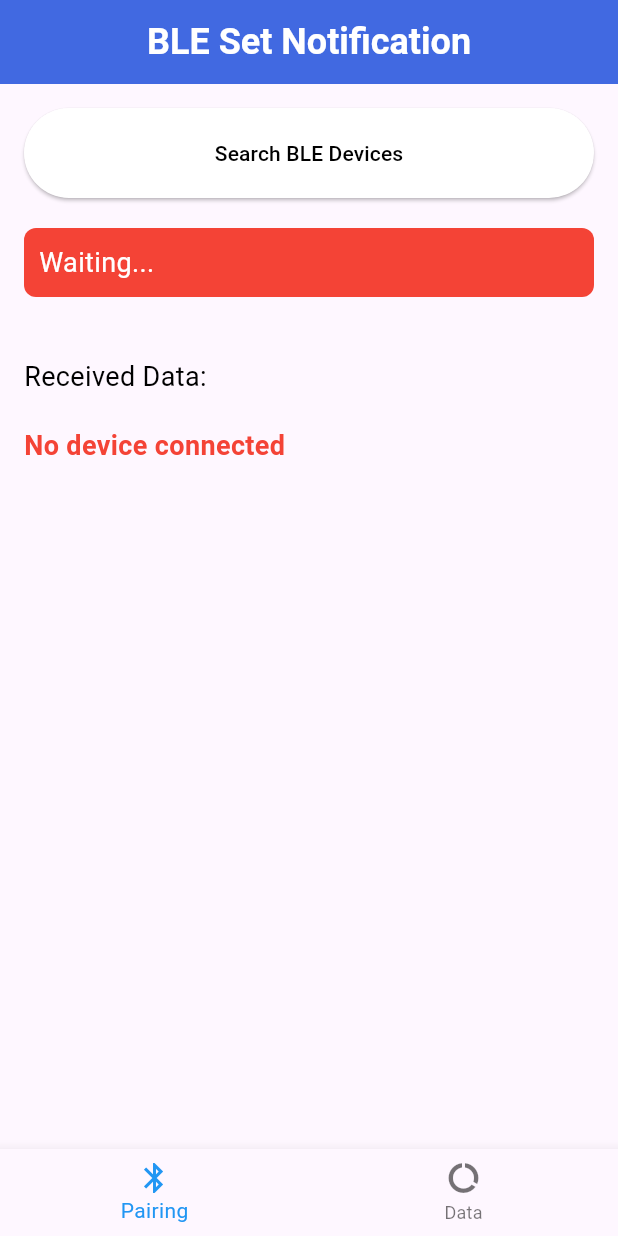
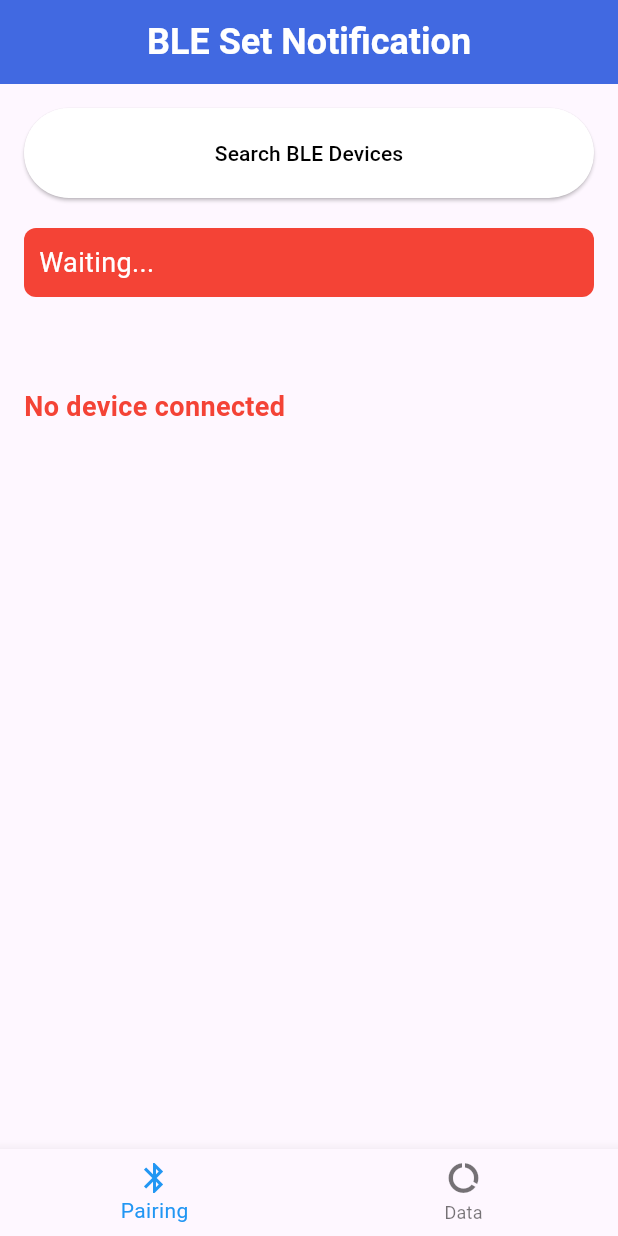
Before and after one commit to ManOfDemosan/ble_bracelet_app, a Flutter app: the screen it shows after launch, on a phone screen of 412 x 824 dp. Run offline on Flutter 3.47's test engine with Material 3 defaults, Android fonts, the phone set to English and light mode, and no system bars; our stand-ins replace flutter_blue_plus; Roboto replaces fonts that are missing (Arial).

Commit message:
[Fix] delete not using line

```diff
--- a/lib/pairing_page.dart
+++ b/lib/pairing_page.dart
@@ -194,7 +194,6 @@ class _PairingPageState extends State<PairingPage> {
               },
             ),
             SizedBox(height: 20.0),
-            Text('Received Data:'),
             ListView.builder(
               shrinkWrap: true,
               physics: ClampingScrollPhysics(),
```
